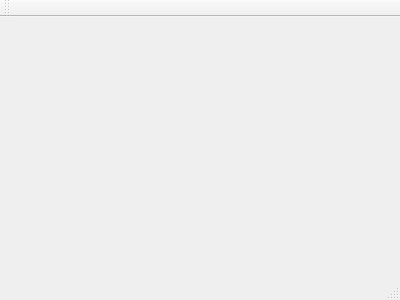
Qt form mainwindow.ui (olichen/bwbot) before a commit.
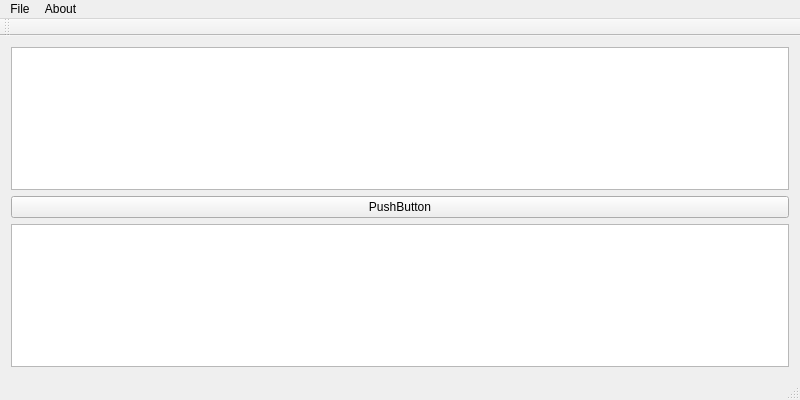
The same form after that commit.

Diff of the .ui file:
```diff
--- a/mainwindow.ui
+++ b/mainwindow.ui
@@ -1,24 +1,116 @@
 <ui version="4.0">
  <class>MainWindow</class>
- <widget class="QMainWindow" name="MainWindow" >
-  <property name="geometry" >
+ <widget class="QMainWindow" name="MainWindow">
+  <property name="geometry">
    <rect>
     <x>0</x>
     <y>0</y>
-    <width>400</width>
-    <height>300</height>
+    <width>800</width>
+    <height>400</height>
    </rect>
   </property>
-  <property name="windowTitle" >
+  <property name="minimumSize">
+   <size>
+    <width>800</width>
+    <height>400</height>
+   </size>
+  </property>
+  <property name="windowTitle">
    <string>MainWindow</string>
   </property>
-  <widget class="QMenuBar" name="menuBar" />
-  <widget class="QToolBar" name="mainToolBar" />
-  <widget class="QWidget" name="centralWidget" />
-  <widget class="QStatusBar" name="statusBar" />
+  <widget class="QWidget" name="centralWidget">
+   <layout class="QVBoxLayout" name="verticalLayout">
+    <item>
+     <layout class="QHBoxLayout" name="topbar">
+      <item>
+       <widget class="QTextBrowser" name="textBrowser"/>
+      </item>
+     </layout>
+    </item>
+    <item>
+     <layout class="QHBoxLayout" name="buildorder">
+      <item>
+       <widget class="QPushButton" name="pushButton">
+        <property name="text">
+         <string>PushButton</string>
+        </property>
+       </widget>
+      </item>
+     </layout>
+    </item>
+    <item>
+     <layout class="QHBoxLayout" name="timeline">
+      <item>
+       <widget class="QGraphicsView" name="graphicsView"/>
+      </item>
+     </layout>
+    </item>
+   </layout>
+  </widget>
+  <widget class="QMenuBar" name="menuBar">
+   <property name="geometry">
+    <rect>
+     <x>0</x>
+     <y>0</y>
+     <width>800</width>
+     <height>25</height>
+    </rect>
+   </property>
+   <widget class="QMenu" name="menuFile">
+    <property name="title">
+     <string>File</string>
+    </property>
+    <addaction name="actionLoad"/>
+    <addaction name="actionSave"/>
+    <addaction name="separator"/>
+    <addaction name="actionExit"/>
+   </widget>
+   <widget class="QMenu" name="menuAbout">
+    <property name="title">
+     <string>About</string>
+    </property>
+    <addaction name="actionHelp"/>
+    <addaction name="actionAbout"/>
+   </widget>
+   <addaction name="menuFile"/>
+   <addaction name="menuAbout"/>
+  </widget>
+  <widget class="QToolBar" name="mainToolBar">
+   <attribute name="toolBarArea">
+    <enum>TopToolBarArea</enum>
+   </attribute>
+   <attribute name="toolBarBreak">
+    <bool>false</bool>
+   </attribute>
+  </widget>
+  <widget class="QStatusBar" name="statusBar"/>
+  <action name="actionLoad">
+   <property name="text">
+    <string>Load</string>
+   </property>
+  </action>
+  <action name="actionSave">
+   <property name="text">
+    <string>Save</string>
+   </property>
+  </action>
+  <action name="actionExit">
+   <property name="text">
+    <string>Exit</string>
+   </property>
+  </action>
+  <action name="actionHelp">
+   <property name="text">
+    <string>Help</string>
+   </property>
+  </action>
+  <action name="actionAbout">
+   <property name="text">
+    <string>About</string>
+   </property>
+  </action>
  </widget>
- <layoutDefault spacing="6" margin="11" />
- <pixmapfunction></pixmapfunction>
+ <layoutdefault spacing="6" margin="11"/>
  <resources/>
  <connections/>
 </ui>
```
Left out of the diff: 1 changed line with no effect on the pictures.
